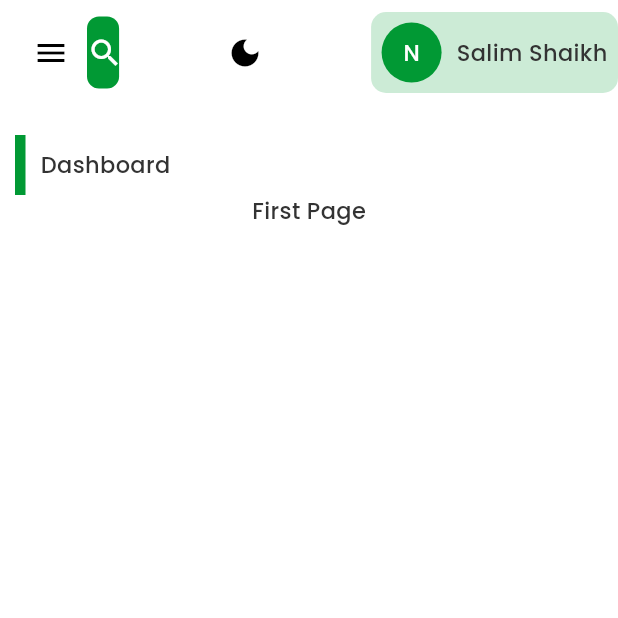
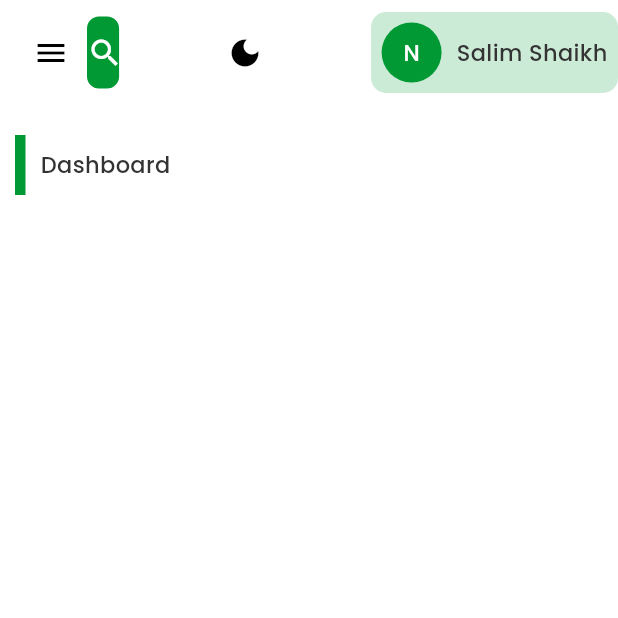
Before and after one commit to salimsheikh/deshi_mart, a Flutter app: the screen it shows after launch, on a phone screen of 412 x 824 dp, the top half of it. Run offline on Flutter 3.47's test engine with Material 3 defaults, Android fonts, the phone set to English and light mode, and no system bars; our stand-ins replace flutter_svg.

Commit message:
Routing Complted

```diff
--- a/lib/pages/home_page/home_page.dart
+++ b/lib/pages/home_page/home_page.dart
@@ -21,23 +21,19 @@ class HomePage extends StatelessWidget {
         children: [
           if (isDesktop)
             Expanded(child: AppDrawer(drawerProvider: drawerProvider)),
-          const Expanded(
+          Expanded(
             flex: 6,
             child: Column(
               children: [
-                AppTopBar(),
-                SizedBox(
+                const AppTopBar(),
+                const SizedBox(
                   height: 10,
                 ),
                 Padding(
-                  padding: EdgeInsets.all(10),
-                  child: CommanPage(
-                    pageTitle: "Dashboard",
-                    child: Column(
-                      children: [
-                        Text("First Page"),
-                      ],
-                    ),
+                  padding: const EdgeInsets.all(10),
+                  child: Consumer<DrawerProvider>(
+                    builder: (context, value, child) =>
+                        value.pages[value.selectedPageIndex],
                   ),
                 ),
               ],
--- a/lib/providers/drawar_provider/drawer_provider.dart
+++ b/lib/providers/drawar_provider/drawer_provider.dart
@@ -1,7 +1,20 @@
+import 'package:deshi_mart/pages/category/category_page.dart';
+import 'package:deshi_mart/pages/coupon/coupon_page.dart';
+import 'package:deshi_mart/pages/dashboard/dashboard_page.dart';
+import 'package:deshi_mart/pages/product/product_page.dart';
+import 'package:deshi_mart/pages/settings/settings_page.dart';
 import 'package:flutter/material.dart';
 
 class DrawerProvider extends ChangeNotifier {
   int selectedPageIndex = 0;
+
+  var pages = [
+    const DashboardPage(),
+    const ProductPage(),
+    const CategoryPage(),
+    const CouponPage(),
+    const SettingsPage(),
+  ];
 
   void seletedMenu(int index) {
     selectedPageIndex = index;
```
Also changed, not shown: lib/pages/category/category_page.dart (added, +28 -0 lines), lib/pages/coupon/coupon_page.dart (added, +28 -0 lines), lib/pages/product/product_page.dart (added, +28 -0 lines), lib/pages/settings/settings_page.dart (added, +28 -0 lines), lib/widgets/app_drawer.dart (+1 -9 lines).
